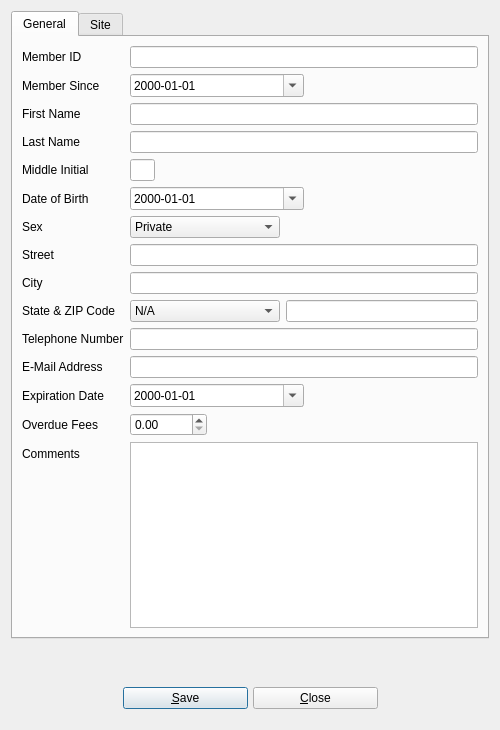
This is UI/biblioteq_userinfo.ui in textbrowser/biblioteq as Qt 5 draws it before an edit. The edited form follows.
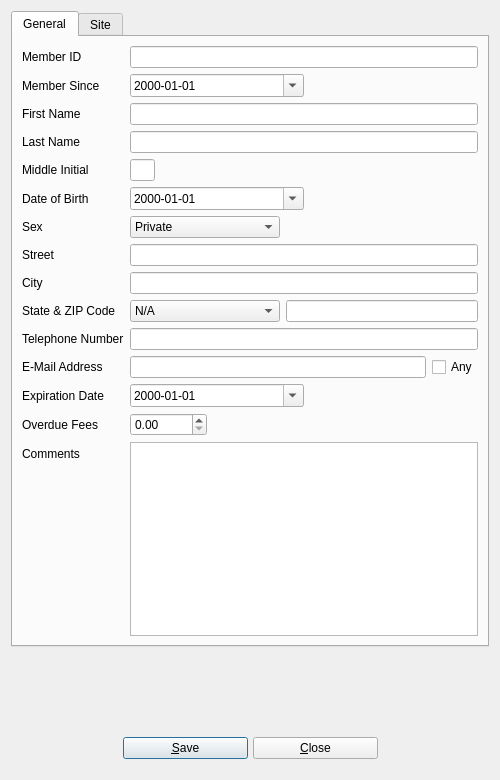
This is the edited form. Icons and pictures are not drawn.

```diff
--- a/UI/biblioteq_userinfo.ui
+++ b/UI/biblioteq_userinfo.ui
@@ -7,7 +7,7 @@
     <x>0</x>
     <y>0</y>
     <width>500</width>
-    <height>730</height>
+    <height>780</height>
    </rect>
   </property>
   <property name="windowTitle">
@@ -598,13 +598,6 @@
          </property>
         </widget>
        </item>
-       <item row="11" column="1">
-        <widget class="QLineEdit" name="email">
-         <property name="maxLength">
-          <number>128</number>
-         </property>
-        </widget>
-       </item>
        <item row="12" column="0">
         <widget class="QLabel" name="label_13">
          <property name="text">
@@ -694,6 +687,27 @@
          </property>
         </widget>
        </item>
+       <item row="11" column="1">
+        <layout class="QHBoxLayout" name="horizontalLayout_2">
+         <item>
+          <widget class="QLineEdit" name="email">
+           <property name="maxLength">
+            <number>128</number>
+           </property>
+          </widget>
+         </item>
+         <item>
+          <widget class="QCheckBox" name="allow_any_email">
+           <property name="toolTip">
+            <string>Do not validate the e-mail address.</string>
+           </property>
+           <property name="text">
+            <string>Any</string>
+           </property>
+          </widget>
+         </item>
+        </layout>
+       </item>
       </layout>
       <zorder>label_9</zorder>
       <zorder>label</zorder>
```
Left out of the diff: 3 changed lines with no effect on the pictures.
